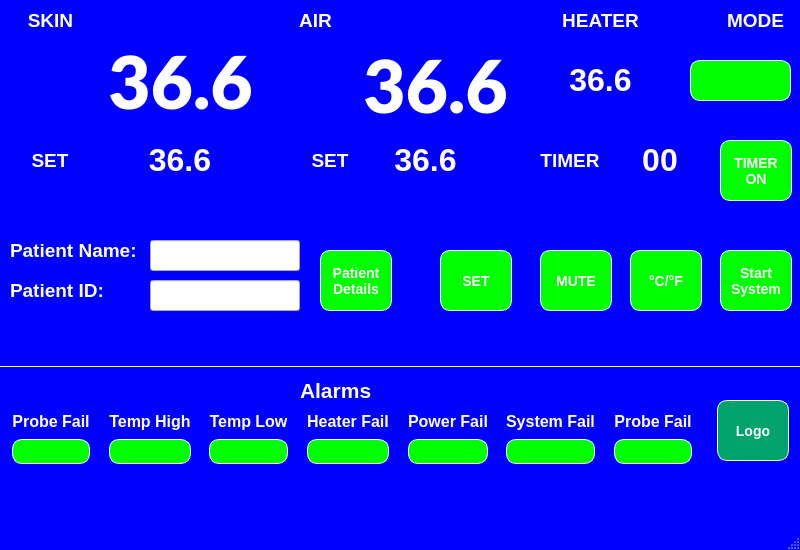
First picture: the form in mainwindow.ui, repository eurosa/Rasberry5InchDisplay, before the edit.
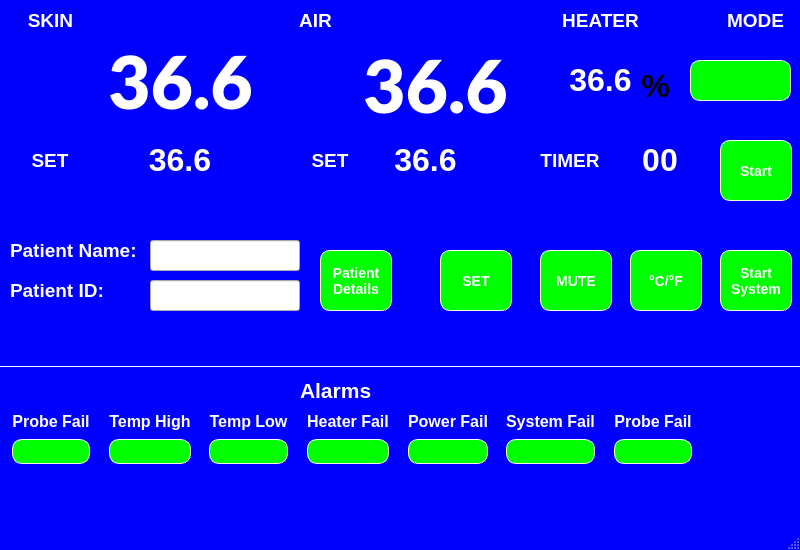
Second picture: the form after the edit. Icons and pictures are not drawn.

Diff of the .ui file:
```diff
--- a/mainwindow.ui
+++ b/mainwindow.ui
@@ -104,8 +104,7 @@
 }</string>
     </property>
     <property name="text">
-     <string>TIMER 
-ON</string>
+     <string>Start</string>
     </property>
     <property name="iconSize">
      <size>
@@ -1032,54 +1031,6 @@
      <set>Qt::AlignLeading|Qt::AlignLeft|Qt::AlignVCenter</set>
     </property>
    </widget>
-   <widget class="QToolButton" name="logoToolBtn">
-    <property name="geometry">
-     <rect>
-      <x>717</x>
-      <y>400</y>
-      <width>72</width>
-      <height>61</height>
-     </rect>
-    </property>
-    <property name="minimumSize">
-     <size>
-      <width>72</width>
-      <height>61</height>
-     </size>
-    </property>
-    <property name="maximumSize">
-     <size>
-      <width>72</width>
-      <height>72</height>
-     </size>
-    </property>
-    <property name="styleSheet">
-     <string notr="true">QToolButton#logoToolBtn{
-    border-style: outset;
-    border-width: 1px;
-    border-radius: 10px;
-    border-color: beige;
-    font: bold 14px;
- 
-    padding: 6px;
-    background-color: #00A36C ;
-    color:#FFFFFF;
-}
-QToolButton#logoToolBtn:pressed {
-    background-color: gray;
-    border-style: inset;
-}</string>
-    </property>
-    <property name="text">
-     <string>Logo</string>
-    </property>
-    <property name="iconSize">
-     <size>
-      <width>42</width>
-      <height>42</height>
-     </size>
-    </property>
-   </widget>
    <widget class="QLabel" name="label_7">
     <property name="geometry">
      <rect>
@@ -1813,6 +1764,48 @@
      </item>
     </layout>
    </widget>
+   <widget class="QLabel" name="label">
+    <property name="geometry">
+     <rect>
+      <x>720</x>
+      <y>400</y>
+      <width>67</width>
+      <height>61</height>
+     </rect>
+    </property>
+    <property name="text">
+     <string/>
+    </property>
+    <property name="pixmap">
+     <pixmap>icon/medical-logo-plus.png</pixmap>
+    </property>
+    <property name="scaledContents">
+     <bool>true</bool>
+    </property>
+   </widget>
+   <widget class="QLabel" name="label_2">
+    <property name="geometry">
+     <rect>
+      <x>640</x>
+      <y>70</y>
+      <width>31</width>
+      <height>31</height>
+     </rect>
+    </property>
+    <property name="font">
+     <font>
+      <pointsize>24</pointsize>
+      <weight>75</weight>
+      <bold>true</bold>
+     </font>
+    </property>
+    <property name="text">
+     <string>%</string>
+    </property>
+    <property name="alignment">
+     <set>Qt::AlignCenter</set>
+    </property>
+   </widget>
   </widget>
   <widget class="QStatusBar" name="statusbar"/>
   <widget class="QMenuBar" name="menubar">
```
Left out of the diff: 6 changed lines with no effect on the pictures.
